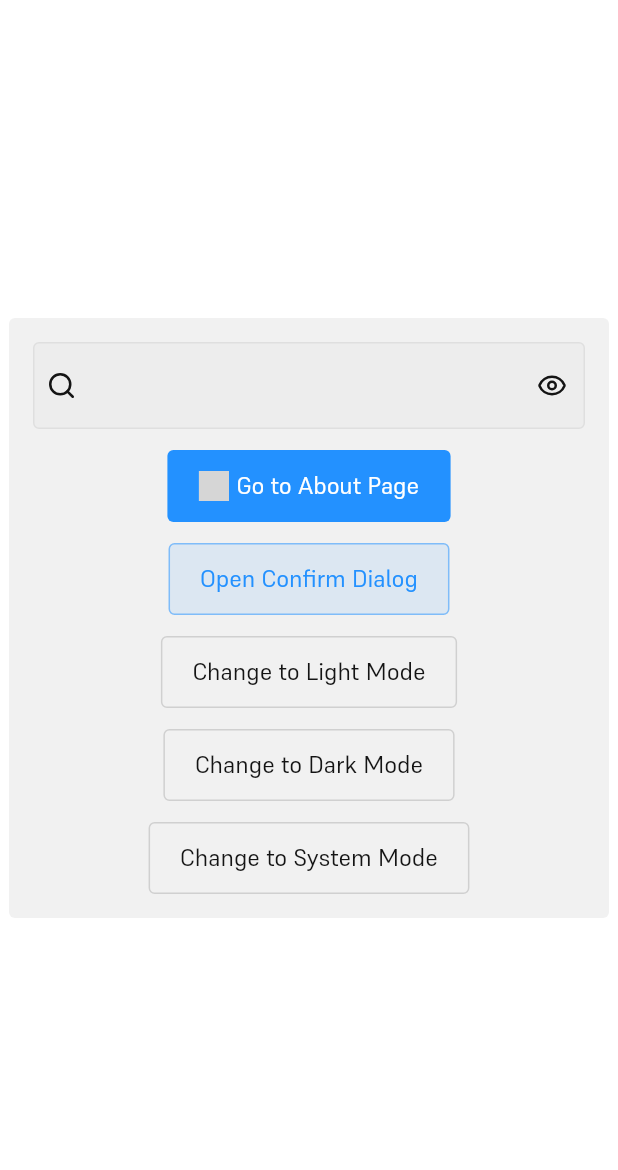
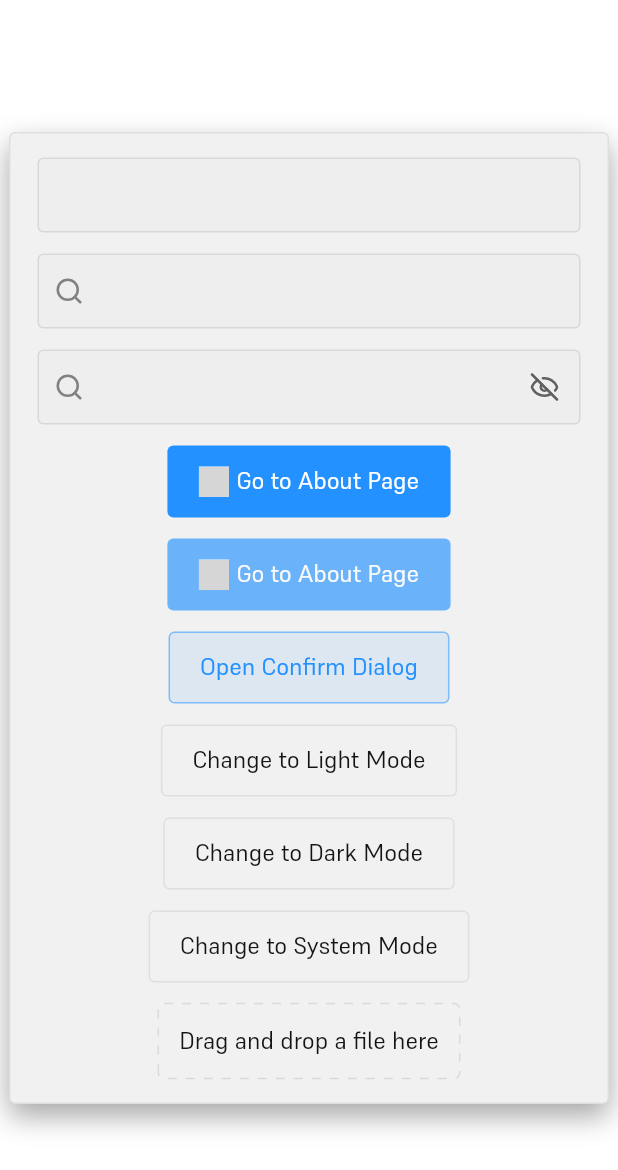
Before and after one commit to AxonDesigns/widget_app, a Flutter app: the screen it shows after launch, on a phone screen of 412 x 824 dp. Shown: the top 1170 px of the screen. Run offline on Flutter 3.47's test engine with Material 3 defaults, Android fonts, the phone set to English and light mode, and no system bars; drawn by our look-alikes of dotted_border, rive; our stand-ins replace flutter_lucide, go_router, shared_preferences; grey boxes are pictures that could not be loaded.

Commit message:
chore: add draggable capability

```diff
--- a/lib/components/button.dart
+++ b/lib/components/button.dart
@@ -22,6 +22,7 @@ class Button extends StatefulWidget {
     this.gap = 5.0,
     this.tooltip,
     this.focusable = true,
+    this.disabled = false,
     this.focusNode,
     this.unfocusOnTapOutside = true,
   }) : type = null;
@@ -34,6 +35,7 @@ class Button extends StatefulWidget {
     this.gap = 5.0,
     this.tooltip,
     this.focusable = true,
+    this.disabled = false,
     this.focusNode,
     this.unfocusOnTapOutside = true,
   })  : type = AxType.primary,
@@ -49,6 +51,7 @@ class Button extends StatefulWidget {
     this.gap = 5.0,
     this.tooltip,
     this.focusable = true,
+    this.disabled = false,
     this.focusNode,
     this.unfocusOnTapOutside = true,
   })  : type = AxType.outline,
@@ -64,6 +67,7 @@ class Button extends StatefulWidget {
     this.gap = 5.0,
     this.tooltip,
     this.focusable = true,
+    this.disabled = false,
     this.focusNode,
     this.unfocusOnTapOutside = true,
   })  : type = AxType.ghost,
@@ -79,6 +83,7 @@ class Button extends StatefulWidget {
     this.gap = 5.0,
     this.tooltip,
     this.focusable = true,
+    this.disabled = false,
     this.focusNode,
     this.unfocusOnTapOutside = true,
   })  : type = AxType.glass,
@@ -94,6 +99,7 @@ class Button extends StatefulWidget {
     this.gap = 5.0,
     this.tooltip,
     this.focusable = true,
+    this.disabled = false,
     this.focusNode,
     this.unfocusOnTapOutside = true,
   })  : type = AxType.destructive,
@@ -111,6 +117,7 @@ class Button extends StatefulWidget {
   final WidgetStateColor? foregroundColor;
   final double gap;
   final bool focusable;
+  final bool disabled;
   final bool unfocusOnTapOutside;
   final FocusNode? focusNode;
 
@@ -122,7 +129,7 @@ class _ButtonState extends State<Button> {
   var hovered = false;
   var pressed = false;
   var focused = false;
-  bool get enabled => widget.onPressed != null;
+  bool get enabled => widget.onPressed != null && !widget.disabled;
   late var _focusNode = widget.focusNode ?? FocusNode();
 
   @override
@@ -173,6 +180,10 @@ class _ButtonState extends State<Button> {
           AxType.primary => WidgetStateColor.resolveWith((state) {
               var colorHSV = HSVColor.fromColor(theme.primaryColor);
 
+              if (!enabled) {
+                return colorHSV.toColor();
+              }
+
               if (state.contains(WidgetState.pressed)) {
                 return colorHSV
                     .withValue(colorHSV.value - pressedValue)
@@ -190,6 +201,10 @@ class _ButtonState extends State<Button> {
           AxType.outline ||
           AxType.ghost =>
             WidgetStateColor.resolveWith((state) {
+              if (!enabled) {
+                return context.theme.foregroundColor.withOpacity(0.0);
+              }
+
               if (state.contains(WidgetState.pressed)) {
                 return context.theme.foregroundColor.withOpacity(0.05);
               }
@@ -200,6 +215,10 @@ class _ButtonState extends State<Button> {
             }).resolve(state),
           AxType.glass => WidgetStateColor.resolveWith((state) {
               var color = theme.primaryColor;
+
+              if (!enabled) {
+                return color.withOpacity(0.1);
+              }
 
               if (state.contains(WidgetState.pressed)) {
                 return color.withOpacity(0.25);
@@ -216,6 +235,10 @@ class _ButtonState extends State<Button> {
                     ? (const Color.fromARGB(255, 165, 36, 36))
                     : (const Color.fromARGB(255, 223, 56, 56)),
               );
+
+              if (!enabled) {
+                return colorHSV.toColor();
+              }
 
               if (state.contains(WidgetState.pressed)) {
                 return colorHSV
@@ -237,17 +260,7 @@ class _ButtonState extends State<Button> {
     final borderColor = widget.borderColor?.resolve(state) ??
         switch (widget.type) {
           AxType.outline => WidgetStateColor.resolveWith((state) {
-              if (state.contains(WidgetState.pressed)) {
-                return GenericTheme.of(context)
-                    .foregroundColor
-                    .withOpacity(0.05);
-              }
-              if (state.contains(WidgetState.hovered)) {
-                return GenericTheme.of(context)
-                    .foregroundColor
-                    .withOpacity(0.0);
-              }
-              return GenericTheme.of(context).foregroundColor.withOpacity(0.15);
+              return context.theme.surfaceColor.highest;
             }).resolve(state),
           AxType.glass => theme.primaryColor.withOpacity(0.5),
           _ => Colors.transparent,
@@ -272,8 +285,7 @@ class _ButtonState extends State<Button> {
       focusNode: _focusNode,
       onFocusChange: (value) => setState(() => focused = value),
       onShowHoverHighlight: (value) => setState(() => hovered = value),
-      mouseCursor:
-          enabled ? SystemMouseCursors.basic : SystemMouseCursors.forbidden,
+      mouseCursor: SystemMouseCursors.basic,
       child: GestureDetector(
         behavior: HitTestBehavior.deferToChild,
         onTapDown: (details) => setState(() => pressed = true),
@@ -286,7 +298,7 @@ class _ButtonState extends State<Button> {
           setState(() => pressed = false);
         },
         onTapCancel: () => setState(() => pressed = false),
-        onTap: widget.onPressed == null
+        onTap: !enabled
             ? null
             : () {
                 widget.onPressed!.call();
--- a/lib/components/card.dart
+++ b/lib/components/card.dart
@@ -4,24 +4,32 @@ class Card extends StatelessWidget {
   const Card({
     super.key,
     this.child,
+    this.width,
+    this.height,
+    this.elevation = 4.0,
   });
 
   final Widget? child;
+  final double? width;
+  final double? height;
+  final double elevation;
 
   @override
   Widget build(BuildContext context) {
     return Container(
+      width: width,
+      height: height,
       decoration: BoxDecoration(
         color: context.theme.surfaceColor,
         borderRadius: BorderRadius.circular(context.theme.radiusSize),
         border: Border.all(
-          color: context.theme.foregroundColor.withOpacity(0.075),
+          color: context.theme.surfaceColor.highest,
         ),
         boxShadow: [
           BoxShadow(
             color: Colors.black.withOpacity(0.35),
-            blurRadius: 8.0,
-            offset: const Offset(0.0, 5.0),
+            blurRadius: elevation,
+            offset: Offset(0.0, elevation * 0.5),
           ),
         ],
       ),
--- /dev/null
+++ b/lib/components/file_input.dart
@@ -0,0 +1,28 @@
+import 'package:flutter/widgets.dart';
+import 'package:widget_app/generic.dart';
+import 'package:dotted_border/dotted_border.dart';
+
+class FileInput extends StatefulWidget {
+  const FileInput({super.key});
+
+  @override
+  State<FileInput> createState() => _FileInputState();
+}
+
+class _FileInputState extends State<FileInput> {
+  @override
+  Widget build(BuildContext context) {
+    return DottedBorder(
+      color: context.theme.foregroundColor.withOpacity(0.1),
+      borderType: BorderType.RRect,
+      radius: Radius.circular(context.theme.radiusSize),
+      dashPattern: const [6, 6],
+      strokeWidth: 1,
+      child: Container(
+        decoration: const BoxDecoration(),
+        padding: const EdgeInsets.all(12),
+        child: const Text("Drag and drop a file here"),
+      ),
+    );
+  }
+}
--- a/lib/components/text_input.dart
+++ b/lib/components/text_input.dart
@@ -577,15 +577,25 @@ class _TextInputState extends State<TextInput>
     final bgColor = widget.backgroundColor?.resolve(state) ??
         WidgetStateColor.resolveWith((state) {
           if (state.contains(WidgetState.focused)) {
-            return context.theme.surfaceColor.highest;
+            return context.theme.foregroundColor.withOpacity(0.1);
           }
 
           if (state.contains(WidgetState.hovered)) {
-            return context.theme.surfaceColor.higher;
+            return context.theme.foregroundColor.withOpacity(0.05);
           }
 
-          return context.theme.surfaceColor.high;
+          return context.theme.foregroundColor.withOpacity(0.01);
         }).resolve(state);
+
+    final borderColor = WidgetStateColor.resolveWith((state) {
+      if (state.contains(WidgetState.focused)) {
+        return context.theme.foregroundColor.withOpacity(0.0);
+      }
+      if (state.contains(WidgetState.hovered)) {
+        return context.theme.foregroundColor.withOpacity(0.1);
+      }
+      return context.theme.foregroundColor.withOpacity(0.1);
+    }).resolve(state);
 
     return AnimatedContainer(
       duration: Duration(milliseconds: pressed ? 50 : 200),
@@ -593,8 +603,9 @@ class _TextInputState extends State<TextInput>
       decoration: BoxDecoration(
         color: bgColor,
         border: Border.all(
-            color: context.theme.surfaceColor.highest,
-            strokeAlign: BorderSide.strokeAlignInside),
+          color: borderColor,
+          strokeAlign: BorderSide.strokeAlignInside,
+        ),
         borderRadius: BorderRadius.circular(
           context.theme.radiusSize,
         ),
@@ -628,11 +639,18 @@ class _TextInputState extends State<TextInput>
             ),
           ),
           child: Row(
+            crossAxisAlignment: CrossAxisAlignment.center,
             children: [
               if (widget.prefix != null)
                 TapRegion(
                   groupId: TextInput,
-                  child: widget.prefix!,
+                  child: IconTheme(
+                    data: IconThemeData(
+                      size: context.theme.iconSize,
+                      color: context.theme.foregroundColor.withOpacity(0.5),
+                    ),
+                    child: widget.prefix!,
+                  ),
                 ),
               Expanded(
                 child: material.TextField(
@@ -644,17 +662,17 @@ class _TextInputState extends State<TextInput>
                     filled: false,
                     border: material.InputBorder.none,
                     contentPadding: EdgeInsets.only(
-                      bottom: isDesktop ? 10.0 : 16.0,
-                      top: isDesktop ? 10.0 : 16.0,
+                      bottom: isDesktop ? 10.0 : 12.0,
+                      top: isDesktop ? 10.0 : 12.0,
                       left: widget.prefix == null
                           ? isDesktop
-                              ? 12.0
-                              : 16.0
+                              ? 10.0
+                              : 12.0
                           : 0.0,
                       right: widget.suffix == null
                           ? isDesktop
-                              ? 12.0
-                              : 16.0
+                              ? 10.0
+                              : 12.0
                           : 0.0,
                     ),
                     isDense: true,
@@ -724,7 +742,13 @@ class _TextInputState extends State<TextInput>
               if (widget.suffix != null)
                 TapRegion(
                   groupId: TextInput,
-                  child: widget.suffix!,
+                  child: IconTheme(
+                    data: IconThemeData(
+                      size: context.theme.iconSize,
+                      color: context.theme.foregroundColor.withOpacity(0.5),
+                    ),
+                    child: widget.suffix!,
+                  ),
                 ),
             ],
           ),
--- a/lib/pages/home_page.dart
+++ b/lib/pages/home_page.dart
@@ -1,8 +1,10 @@
 import 'package:flutter_lucide/flutter_lucide.dart';
 import 'package:go_router/go_router.dart';
+import 'package:widget_app/components/Card.dart';
 import 'package:widget_app/components/animated_spinner.dart';
 import 'package:widget_app/components/button.dart';
 import 'package:widget_app/components/dark_mode_state.dart';
+import 'package:widget_app/components/file_input.dart';
 import 'package:widget_app/generic.dart';
 import 'package:widget_app/components/tooltip.dart';
 import 'package:widget_app/utils.dart';
@@ -16,36 +18,65 @@ class HomePage extends StatefulWidget {
 
 class _HomePageState extends State<HomePage> {
   final _controller = TextEditingController();
+  bool _obscureText = false;
+
+  @override
+  void initState() {
+    super.initState();
+    _controller.addListener(() {
+      if (!context.mounted) return;
+      setState(() {});
+    });
+  }
+
+  @override
+  void dispose() {
+    _controller.dispose();
+    super.dispose();
+  }
 
   @override
   Widget build(BuildContext context) {
     return Container(
       color: GenericTheme.of(context).backgroundColor,
       child: Center(
-        child: Container(
+        child: Card(
           width: 400.0,
-          padding: const EdgeInsets.all(16.0),
-          decoration: BoxDecoration(
-            color: GenericTheme.of(context).surfaceColor,
-            borderRadius: BorderRadius.circular(4.0),
-          ),
+          elevation: 16.0,
           child: GappedColumn(
             mainAxisSize: MainAxisSize.min,
             gap: 14.0,
             children: [
+              const TextInput(),
+              const TextInput(
+                prefix: Padding(
+                  padding: EdgeInsets.all(10.0),
+                  child: Icon(LucideIcons.search),
+                ),
+              ),
               TextInput(
                 controller: _controller,
-                obscureText: false,
+                obscureText: _obscureText,
                 prefix: const Padding(
-                  padding: EdgeInsets.all(8.0),
+                  padding: EdgeInsets.all(10.0),
                   child: Icon(LucideIcons.search),
                 ),
-                suffix: Button.ghost(
-                  focusable: false,
-                  onPressed: () async {
-                    print("Button pressed");
-                  },
-                  children: const [Icon(LucideIcons.eye)],
+                suffix: Padding(
+                  padding: const EdgeInsets.only(right: 2),
+                  child: Button.ghost(
+                    focusable: false,
+                    disabled: _controller.text.isEmpty,
+                    onPressed: () async {
+                      setState(() {
+                        _obscureText = !_obscureText;
+                      });
+                    },
+                    children: [
+                      Icon(
+                        _obscureText ? LucideIcons.eye : LucideIcons.eye_off,
+                      )
+                    ],
+                  ),
                 ),
               ),
               Tooltip(
@@ -59,6 +90,16 @@ class _HomePageState extends State<HomePage> {
                     Text("Go to About Page"),
                   ],
                 ),
+              ),
+              Button.primary(
+                disabled: true,
+                onPressed: () async {
+                  await context.push('/about');
+                },
+                children: const [
+                  AnimatedSpinner(size: 20),
+                  Text("Go to About Page"),
+                ],
               ),
               Button.glass(
                 onPressed: () async {
@@ -91,6 +132,7 @@ class _HomePageState extends State<HomePage> {
                 },
                 children: const [Text("Change to System Mode")],
               ),
+              FileInput(),
             ],
           ),
         ),
--- a/lib/utils.dart
+++ b/lib/utils.dart
@@ -10,6 +10,7 @@ bool get isDesktop =>
     Platform.isLinux ||
     Platform.isMacOS ||
     Platform.isFuchsia;
+
 bool get isMobile => Platform.isAndroid || Platform.isIOS;
 
 enum ConfirmDialogType {
--- a/pubspec.yaml
+++ b/pubspec.yaml
@@ -7,7 +7,9 @@ environment:
   sdk: ^3.5.1
 
 dependencies:
+  desktop_drop: ^0.5.0
   desktop_multi_window: ^0.2.0
+  dotted_border: ^2.1.0
   flutter:
     sdk: flutter
   flutter_lucide: ^1.5.0
@@ -22,7 +24,7 @@ dev_dependencies:
   flutter_lints: ^4.0.0
 
 flutter:
-  uses-material-design: false
+  uses-material-design: true
   assets:
     - assets/rive/
   fonts:
```
Also changed, not shown: pubspec.lock, 2 other files.
